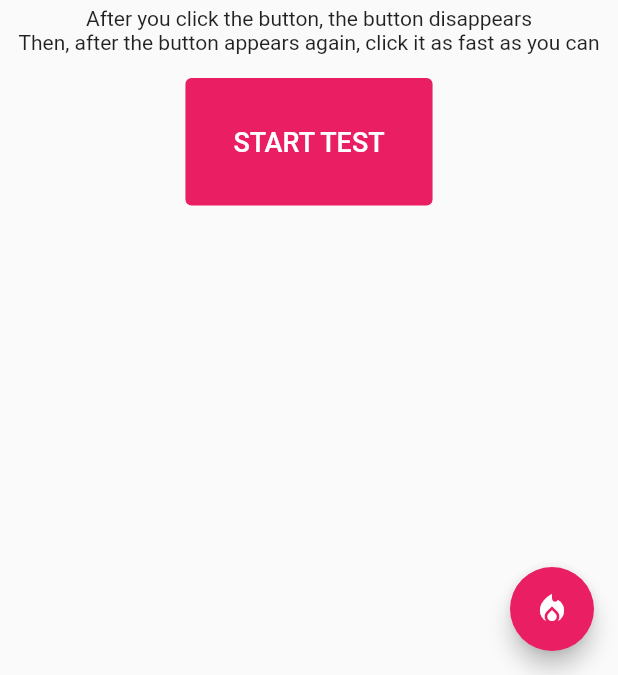
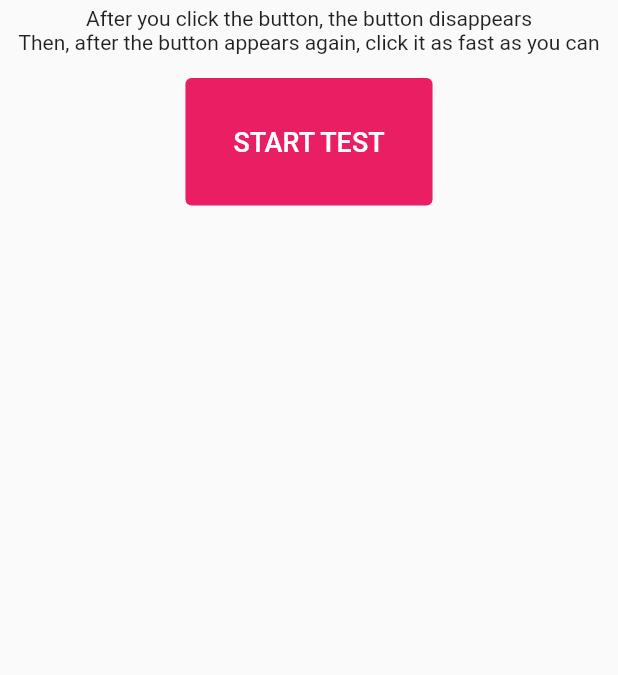
Before and after one commit to DustinScharf/ReactionApp, a Flutter app: the screen it shows after launch, on a phone screen of 412 x 824 dp, the part 561-1236 px from its top. Run offline on Flutter 3.47's test engine with Material 2 defaults, Android fonts, the phone set to English and light mode, and no system bars.

Commit message:
Commented out not yet implemented FloatingActionButton for pre realease

```diff
--- a/lib/my_home_page.dart
+++ b/lib/my_home_page.dart
@@ -121,11 +121,11 @@ class _MyHomePageState extends State<MyHomePage> {
           ],
         ),
       ),
-      floatingActionButton: FloatingActionButton(
-        onPressed: () {}, // go to highscore menu
-        tooltip: 'Highscores',
-        child: const Icon(Icons.local_fire_department),
-      ),
+      // floatingActionButton: FloatingActionButton(
+      //   onPressed: () {}, // go to highscore menu
+      //   tooltip: 'Highscores',
+      //   child: const Icon(Icons.local_fire_department),
+      // ),
     );
   }
 }
```
